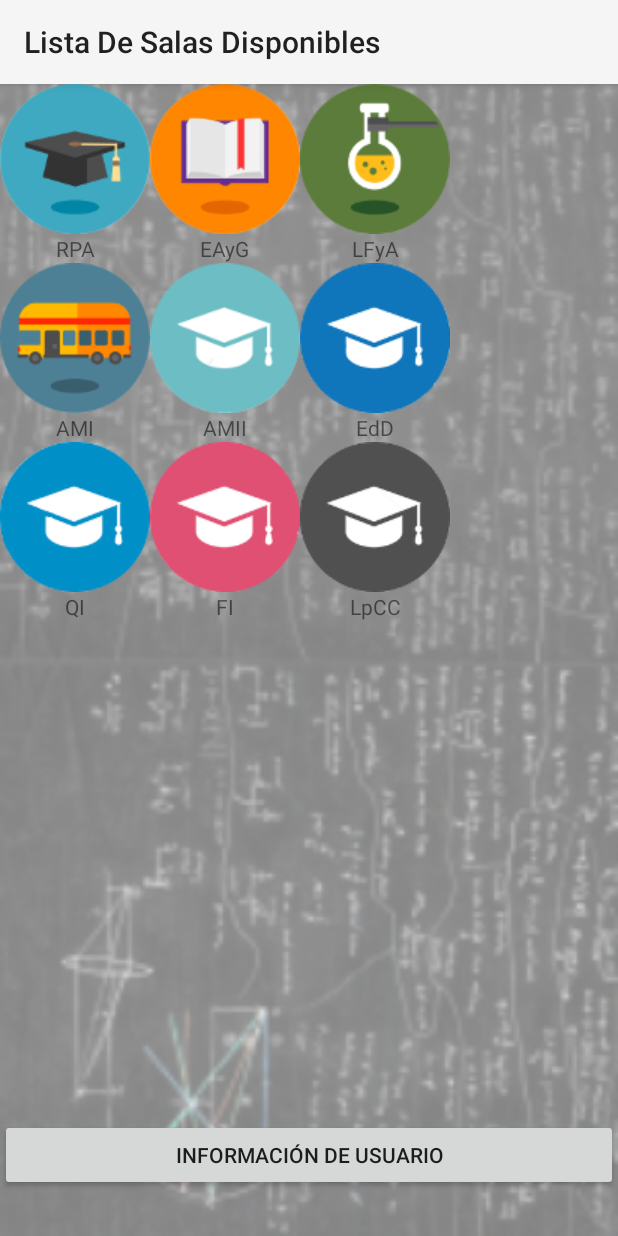
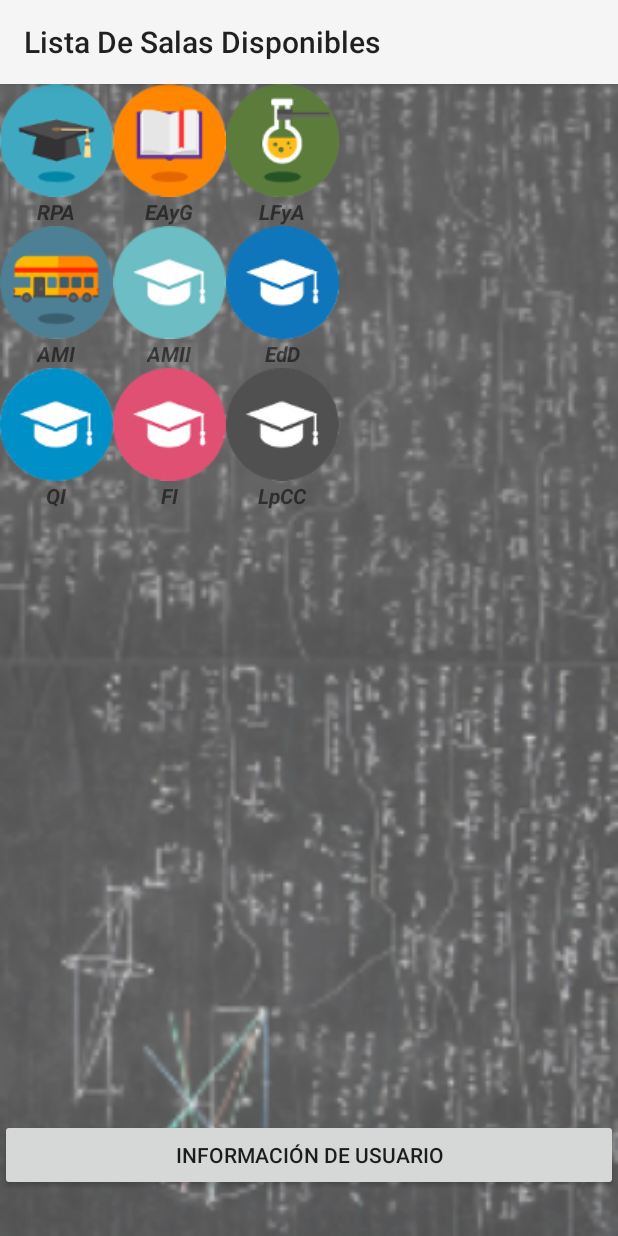
Before and after one commit to PabloGuillermoCV/UniChat, an Android app: the screen it shows after launch once a user with an empty profile is signed in (SalasChat), on a phone screen of 412 x 824 dp. Run offline under Robolectric (Android 15) with nearby library versions, the phone set to English and light mode, and no system bars; our stand-ins replace Firebase (no records; nobody signed in at launch, a user with empty details on screens opened directly).

Commit message:
Imagenes mas chicas

```diff
--- a/app/src/main/res/layout/activity_salas_chat.xml
+++ b/app/src/main/res/layout/activity_salas_chat.xml
@@ -60,7 +60,8 @@
                     android:layout_row="1"
                     android:layout_column="0"
                     android:text="@string/rpa"
-                    android:layout_gravity="center" />
+                    android:layout_gravity="center"
+                    android:textStyle="bold|italic"/>
 
             </GridLayout>
 
@@ -93,7 +94,8 @@
                     android:layout_row="1"
                     android:layout_column="0"
                     android:text="@string/eayg"
-                    android:layout_gravity="center" />
+                    android:layout_gravity="center"
+                    android:textStyle="bold|italic"/>
 
             </GridLayout>
 
@@ -126,7 +128,8 @@
                     android:layout_row="1"
                     android:layout_column="0"
                     android:text="@string/lfya"
-                    android:layout_gravity="center" />
+                    android:layout_gravity="center"
+                    android:textStyle="bold|italic"/>
 
             </GridLayout>
 
@@ -159,7 +162,8 @@
                     android:layout_row="1"
                     android:layout_column="0"
                     android:text="@string/am1"
-                    android:layout_gravity="center" />
+                    android:layout_gravity="center"
+                    android:textStyle="bold|italic"/>
 
             </GridLayout>
 
@@ -192,7 +196,8 @@
                     android:layout_row="1"
                     android:layout_column="0"
                     android:text="@string/am2"
-                    android:layout_gravity="center" />
+                    android:layout_gravity="center"
+                    android:textStyle="bold|italic"/>
 
             </GridLayout>
 
@@ -225,6 +230,7 @@
                     android:layout_column="0"
                     android:layout_row="1"
                     android:layout_gravity="center"
+                    android:textStyle="bold|italic"
                     android:text="@string/edd" />
 
             </GridLayout>
@@ -258,6 +264,7 @@
                     android:layout_column="0"
                     android:layout_row="1"
                     android:layout_gravity="center"
+                    android:textStyle="bold|italic"
                     android:text="@string/q1" />
 
             </GridLayout>
@@ -291,6 +298,7 @@
                     android:layout_column="0"
                     android:layout_row="1"
                     android:layout_gravity="center"
+                    android:textStyle="bold|italic"
                     android:text="@string/f1" />
 
             </GridLayout>
@@ -324,6 +332,7 @@
                     android:layout_column="0"
                     android:layout_row="1"
                     android:layout_gravity="center"
+                    android:textStyle="bold|italic"
                     android:text="@string/lpcc" />
 
             </GridLayout>
```
Also changed, not shown: app/src/main/res/drawable/boton1.png, app/src/main/res/drawable/boton10.png, app/src/main/res/drawable/boton11.png, app/src/main/res/drawable/boton12.png, app/src/main/res/drawable/boton2.png, app/src/main/res/drawable/boton3.png, app/src/main/res/drawable/boton4.png, app/src/main/res/drawable/boton5.png, app/src/main/res/drawable/boton6.png, app/src/main/res/drawable/boton7.png, app/src/main/res/drawable/boton8.png, app/src/main/res/drawable/boton9.png, app/src/main/res/drawable/pizarra1.png.
